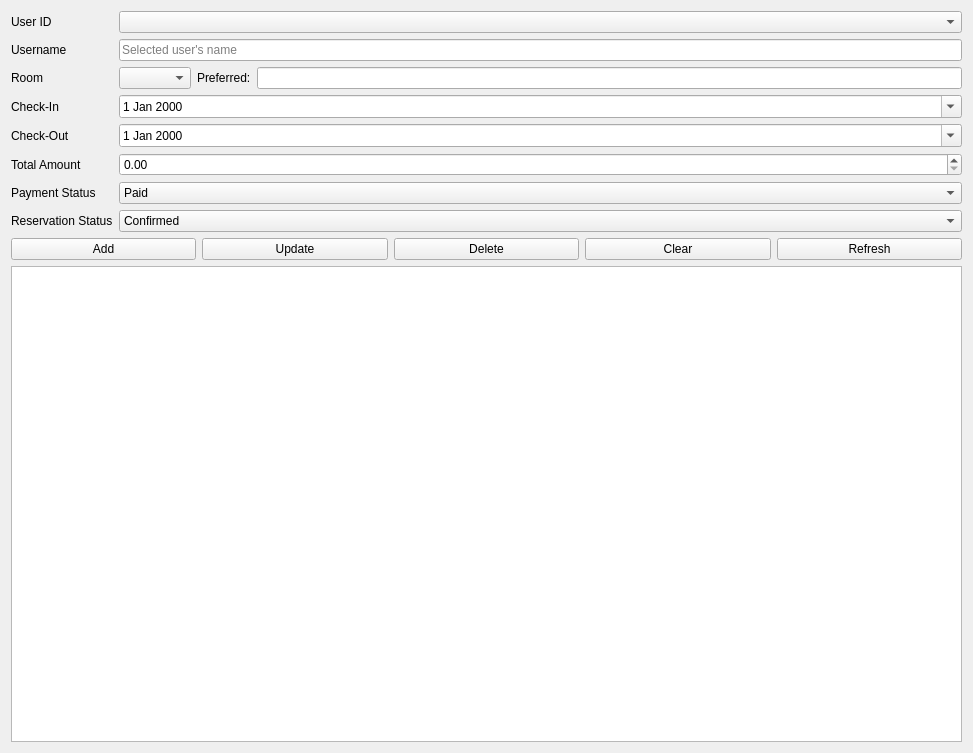
Old version of the form reservations.ui in the repository WeWeBunnyX/HotelReservationSQL_Application.
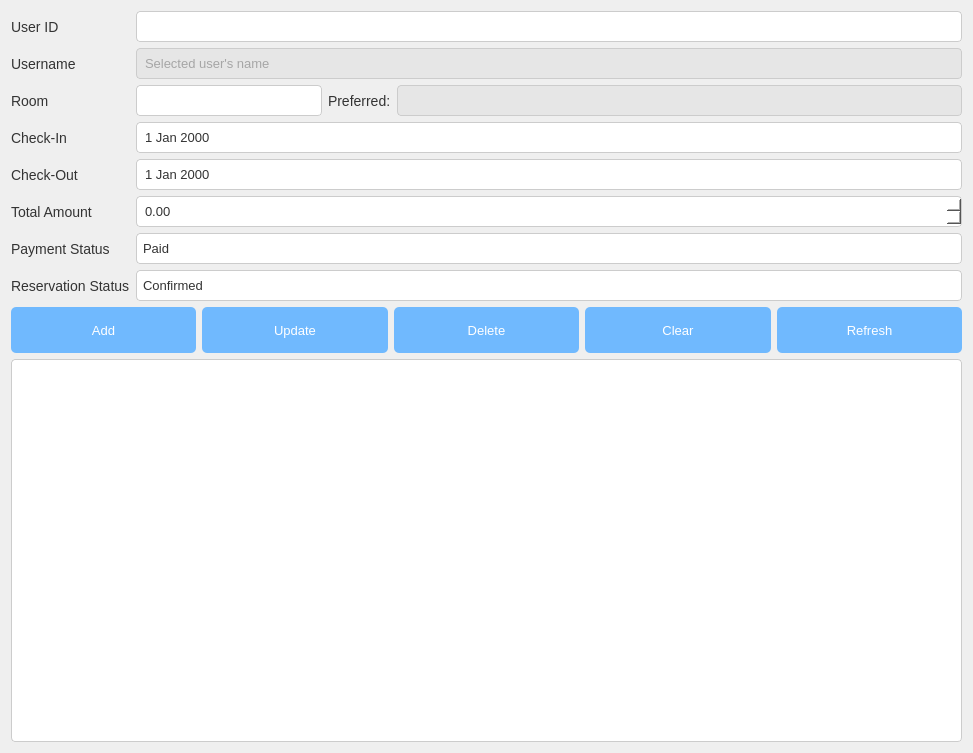
New version of the form.

```diff
--- a/reservations.ui
+++ b/reservations.ui
@@ -13,6 +13,154 @@
   <property name="windowTitle">
    <string>Reservations</string>
   </property>
+  <property name="styleSheet">
+   <string notr="true">Reservations {
+    background-color: #f0f0f0;
+    color: #333333;
+    font-family: 'Segoe UI', Arial, sans-serif;
+    font-size: 13px;
+}
+
+QLabel {
+    font-size: 14px;
+    color: #333333;
+}
+
+QPushButton {
+    background-color: #70B9FE;
+    color: #ffffff;
+    border: none;
+    border-radius: 5px;
+    padding: 8px 15px;
+    font-size: 13px;
+    min-height: 30px;
+    min-width: 80px;
+}
+
+QPushButton:hover {
+    background-color: #5aa9fe;
+}
+
+QPushButton:pressed {
+    background-color: #4a99fe;
+}
+
+QLineEdit {
+    background-color: #ffffff;
+    border: 1px solid #cccccc;
+    border-radius: 4px;
+    padding: 6px;
+    font-size: 13px;
+    color: #333333;
+}
+
+QLineEdit:focus {
+    border-color: #70B9FE;
+    box-shadow: 0 0 5px rgba(112, 185, 254, 0.5);
+}
+
+QLineEdit:read-only {
+    background-color: #e6e6e6;
+    color: #666666;
+}
+
+QComboBox {
+    background-color: #ffffff;
+    border: 1px solid #cccccc;
+    border-radius: 4px;
+    padding: 6px;
+    font-size: 13px;
+    color: #333333;
+    min-width: 150px;
+}
+
+QComboBox:hover {
+    border-color: #70B9FE;
+}
+
+QComboBox:focus {
+    border-color: #70B9FE;
+    box-shadow: 0 0 5px rgba(112, 185, 254, 0.5);
+}
+
+QComboBox::drop-down {
+    border: none;
+    width: 20px;
+}
+
+QComboBox QAbstractItemView {
+    background-color: #ffffff;
+    border: 1px solid #cccccc;
+    selection-background-color: #70B9FE;
+    selection-color: #ffffff;
+    color: #333333;
+}
+
+QDateEdit {
+    background-color: #ffffff;
+    border: 1px solid #cccccc;
+    border-radius: 4px;
+    padding: 6px;
+    font-size: 13px;
+    color: #333333;
+}
+
+QDateEdit:focus {
+    border-color: #70B9FE;
+    box-shadow: 0 0 5px rgba(112, 185, 254, 0.5);
+}
+
+QDateEdit::drop-down {
+    border: none;
+    width: 20px;
+}
+
+QDoubleSpinBox {
+    background-color: #ffffff;
+    border: 1px solid #cccccc;
+    border-radius: 4px;
+    padding: 6px;
+    font-size: 13px;
+    color: #333333;
+    min-width: 100px;
+}
+
+QDoubleSpinBox:focus {
+    border-color: #70B9FE;
+    box-shadow: 0 0 5px rgba(112, 185, 254, 0.5);
+}
+
+QTableView {
+    background-color: #ffffff;
+    border: 1px solid #cccccc;
+    border-radius: 4px;
+    gridline-color: #e6e6e6;
+    font-size: 12px;
+    color: #333333;
+}
+
+QTableView::item {
+    padding: 4px;
+}
+
+QTableView::item:selected {
+    background-color: #70B9FE;
+    color: #ffffff;
+}
+
+QHeaderView::section {
+    background-color: #e6e6e6;
+    border: none;
+    padding: 6px;
+    font-size: 13px;
+    font-weight: bold;
+    color: #333333;
+}
+
+QHeaderView::section:hover {
+    background-color: #d6d6d6;
+}</string>
+  </property>
   <layout class="QVBoxLayout" name="verticalLayout">
    <item>
     <layout class="QGridLayout" name="formLayout">
```
